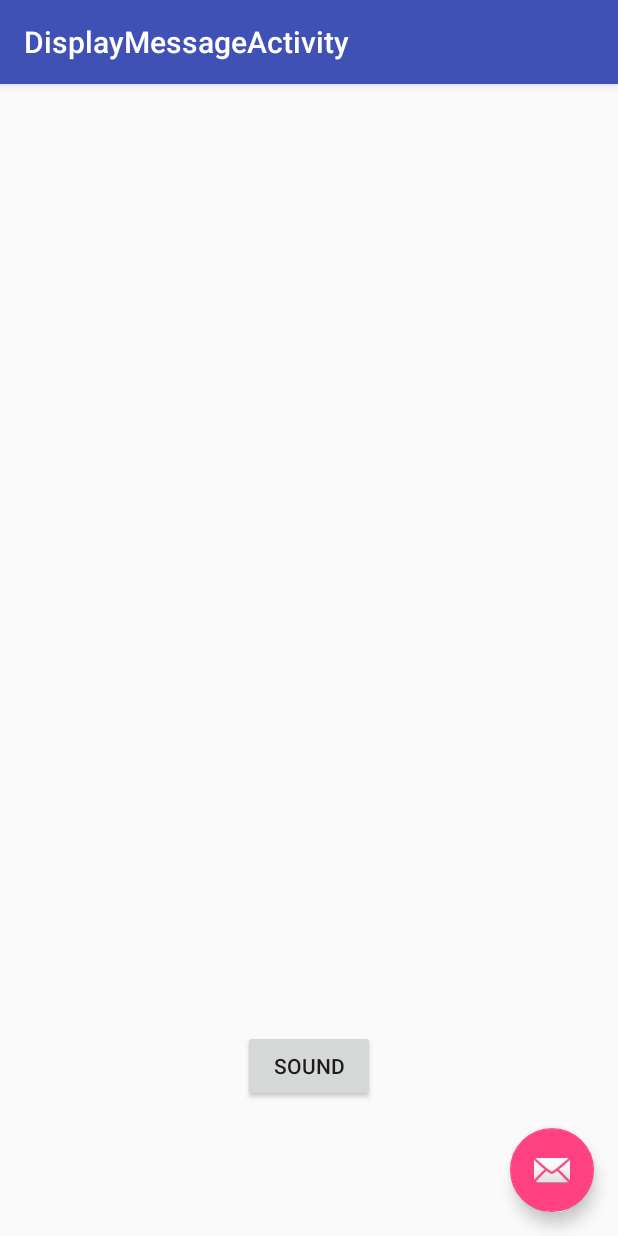
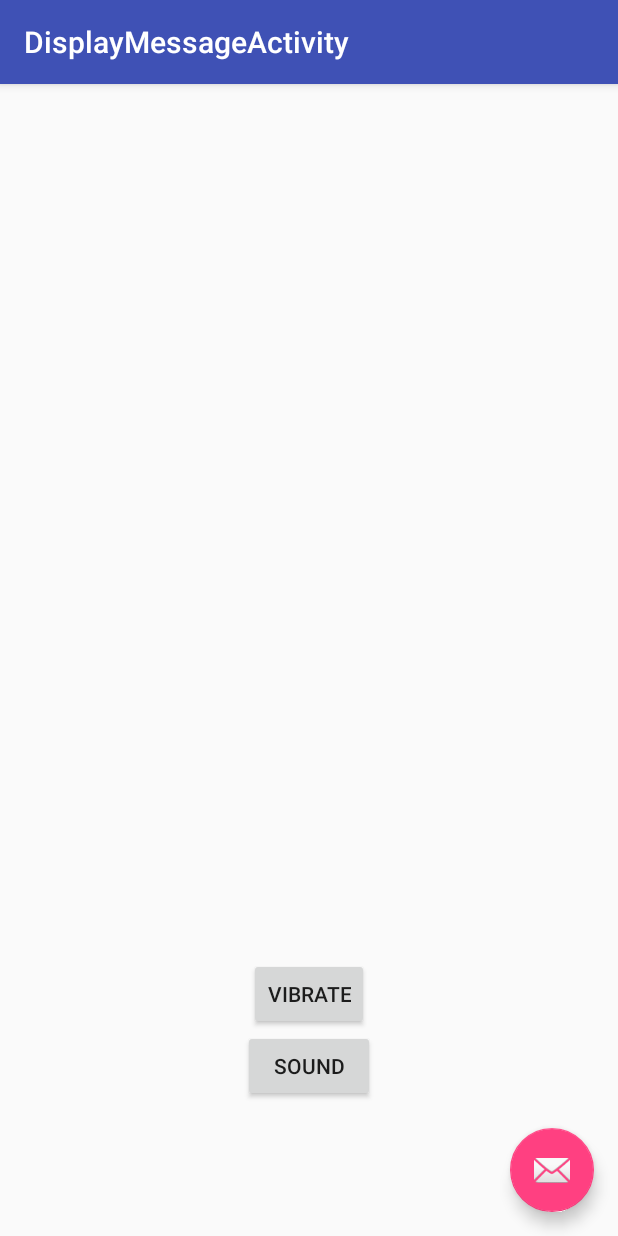
Before and after one commit to richmao/Hack-UCSC-2016, an Android app: the DisplayMessageActivity screen opened directly, with no data from a screen before it, on a phone screen of 412 x 824 dp. Run offline under Robolectric (Android 15) with nearby library versions, the phone set to English and light mode, and no system bars; 1 statement that could not run was skipped.

Commit message:
added vibrate!!!!!

```diff
--- a/UniversalCommunicator/app/src/main/AndroidManifest.xml
+++ b/UniversalCommunicator/app/src/main/AndroidManifest.xml
@@ -1,7 +1,7 @@
 <?xml version="1.0" encoding="utf-8"?>
 <manifest xmlns:android="http://schemas.android.com/apk/res/android"
     package="com.rjvproj.universalcommunicator">
-
+    <uses-permission android:name="android.permission.VIBRATE" />
     <application
         android:allowBackup="true"
         android:icon="@mipmap/ic_launcher"
--- a/UniversalCommunicator/app/src/main/res/layout/content_display_message.xml
+++ b/UniversalCommunicator/app/src/main/res/layout/content_display_message.xml
@@ -22,4 +22,16 @@
         android:layout_centerHorizontal="true"
         android:layout_marginBottom="73dp"
         android:onClick="soundMorse" />
+
+    <Button
+        style="?android:attr/buttonStyleSmall"
+        android:layout_width="wrap_content"
+        android:layout_height="wrap_content"
+        android:text="Vibrate"
+        android:id="@+id/button2"
+        android:layout_above="@+id/button4"
+        android:layout_centerHorizontal="true"
+        android:onClick="vibrateMorse"/>
+
+
 </RelativeLayout>
```
Also changed, not shown: UniversalCommunicator/app/src/main/java/com/rjvproj/universalcommunicator/DisplayMessageActivity.java (+20 -0 lines).
